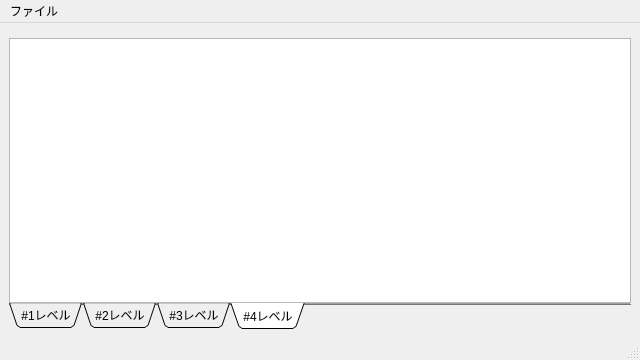
This is app/ui/main_window.ui in tamaohome/mate-summary as Qt 5 draws it before an edit. The edited form follows.
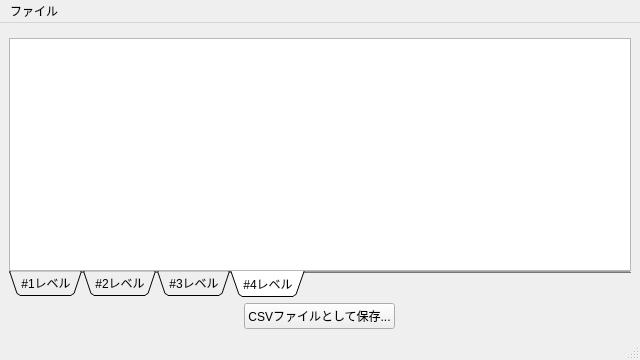
This is the edited form. Icons and pictures are not drawn. Custom widgets are drawn as their Qt base class.

Commit message: ✨ feat(ui): uiファイルに保存ボタンを追加 (main_window)

```diff
--- a/app/ui/main_window.ui
+++ b/app/ui/main_window.ui
@@ -169,6 +169,22 @@
       </widget>
      </widget>
     </item>
+    <item alignment="Qt::AlignCenter">
+     <widget class="QPushButton" name="saveButton">
+      <property name="maximumSize">
+       <size>
+        <width>200</width>
+        <height>16777215</height>
+       </size>
+      </property>
+      <property name="text">
+       <string>CSVファイルとして保存...</string>
+      </property>
+      <property name="icon">
+       <iconset theme="QIcon::ThemeIcon::DocumentSaveAs"/>
+      </property>
+     </widget>
+    </item>
    </layout>
   </widget>
   <widget class="QMenuBar" name="menubar">
```
The commit also changes 1 other file.
